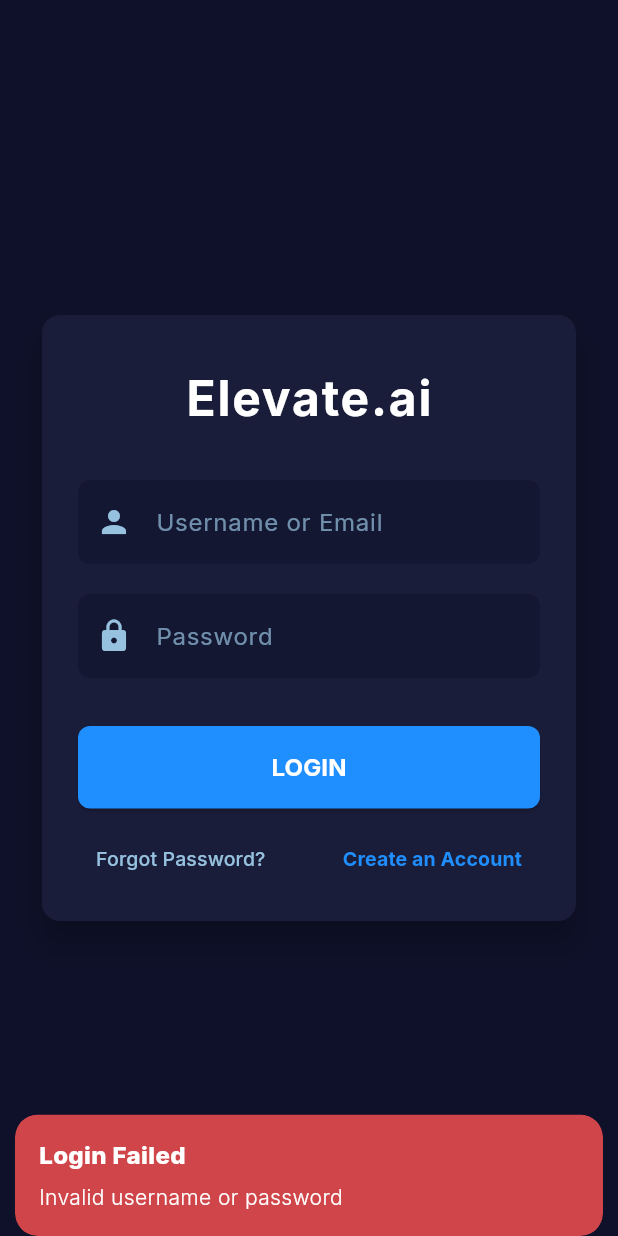
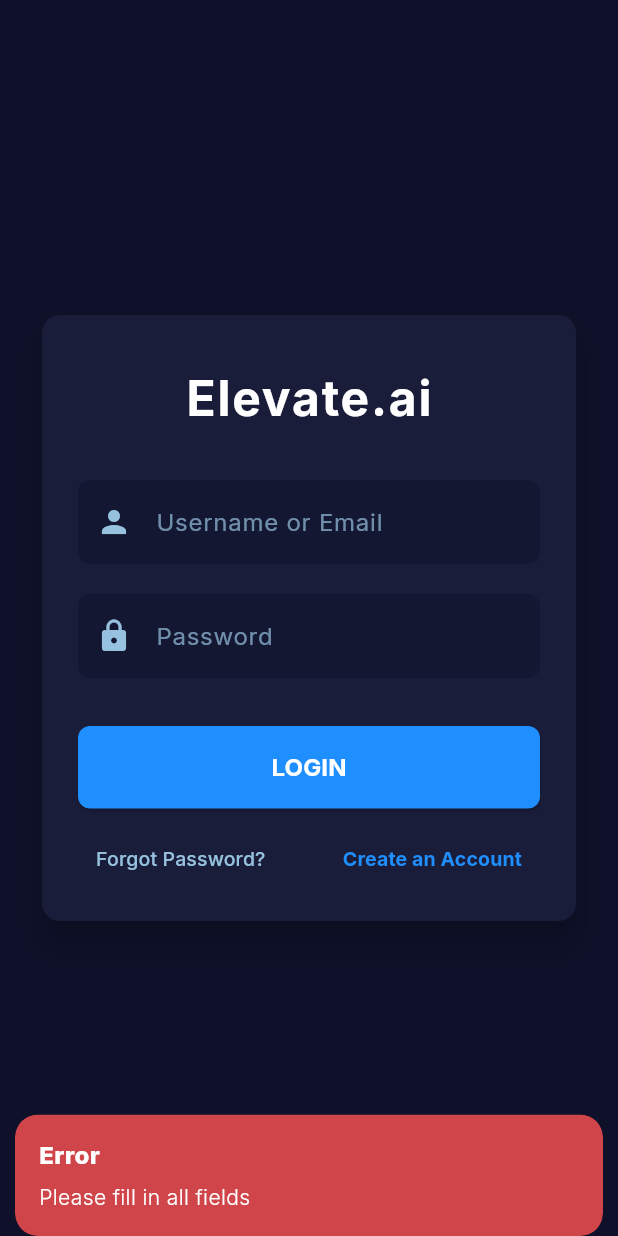
Before and after one commit to mecklin69/aws_mqtt_multi, a Flutter app: the screen it shows after launch, after a tap on "LOGIN", on a phone screen of 412 x 824 dp. Run offline on Flutter 3.47's test engine with Material 3 defaults, Android fonts, the phone set to English and light mode, and no system bars; our stand-ins replace get, get_storage, google_fonts; missing offline and left inert: mqtt_client.

Commit message:
fixed background connection issue

```diff
--- a/lib/screens/login_screen.dart
+++ b/lib/screens/login_screen.dart
@@ -2,6 +2,7 @@
 import 'package:get/get.dart';
 import 'dashboard_screen.dart';
 import '../services/storage_service.dart';
+import '../services/aws_iot_services.dart'; // ✅ Import your AWS IoT service
 
 class LoginPage extends StatefulWidget {
   const LoginPage({super.key});
@@ -20,26 +21,79 @@
   static const Color accentColor = Color(0xFF96C2DF);
   static const Color textColor = Colors.white;
 
-  void _handleLogin() async {
+  bool _isLoading = false;
+
+  // ✅ Helper to show snackbar
+  void _showSnack(String title, String message, {bool success = false}) {
+    Get.snackbar(
+      title,
+      message,
+      snackPosition: SnackPosition.BOTTOM,
+      backgroundColor: success
+          ? Colors.greenAccent.withOpacity(0.8)
+          : Colors.redAccent.withOpacity(0.8),
+      colorText: Colors.white,
+    );
+  }
+
+  // -------------------------------------------------------------
+  // 🚀 Handle Login
+  // -------------------------------------------------------------
+  Future<void> _handleLogin() async {
     final username = _usernameController.text.trim();
     final password = _passwordController.text.trim();
 
+    if (username.isEmpty || password.isEmpty) {
+      _showSnack("Error", "Please fill in all fields");
+      return;
+    }
+
     if (username == "admin" && password == "1234") {
+      setState(() => _isLoading = true);
+
+      // ✅ Clear any old AWS IoT service instances (in case of re-login)
+      if (Get.isRegistered<AwsIotService>()) {
+         Get.find<AwsIotService>().disposeService();
+      }
+
       // ✅ Save login state
       await StorageService.saveLogin(username);
 
+      // ✅ Recreate and connect to AWS IoT
+      final awsService = Get.put(
+        AwsIotService(
+          onMessage: (topic, data) => print('📩 $topic → $data'),
+          onConnectionStatus: (status) => print('🔌 $status'),
+        ),
+        permanent: true, // stays alive until logout
+      );
+
+      // Add a short delay for socket cleanup before connecting
+      await Future.delayed(const Duration(seconds: 1));
+      await awsService.connect();
+
+      setState(() => _isLoading = false);
+
+      // ✅ Navigate to Dashboard
       Get.offAll(() => const DashboardScreen());
     } else {
-      Get.snackbar(
-        "Login Failed",
-        "Invalid username or password",
-        snackPosition: SnackPosition.BOTTOM,
-        backgroundColor: Colors.redAccent.withOpacity(0.8),
-        colorText: Colors.white,
-      );
+      _showSnack("Login Failed", "Invalid username or password");
     }
   }
 
+  // -------------------------------------------------------------
+  // 🧹 Clean up controllers
+  // -------------------------------------------------------------
+  @override
+  void dispose() {
+    _usernameController.dispose();
+    _passwordController.dispose();
+    super.dispose();
+  }
+
+  // -------------------------------------------------------------
+  // 🖼️ UI
+  // -------------------------------------------------------------
   @override
   Widget build(BuildContext context) {
     return Scaffold(
@@ -56,8 +110,7 @@
                 borderRadius: BorderRadius.circular(12.0),
               ),
               child: Padding(
-                padding:
-                const EdgeInsets.symmetric(horizontal: 24.0, vertical: 32.0),
+                padding: const EdgeInsets.symmetric(horizontal: 24.0, vertical: 32.0),
                 child: Column(
                   mainAxisSize: MainAxisSize.min,
                   children: [
@@ -72,15 +125,14 @@
                     ),
                     const SizedBox(height: 32.0),
 
+                    // Username
                     TextField(
                       controller: _usernameController,
                       style: const TextStyle(color: textColor),
                       decoration: InputDecoration(
                         labelText: 'Username or Email',
-                        labelStyle:
-                        TextStyle(color: accentColor.withOpacity(0.7)),
-                        prefixIcon:
-                        const Icon(Icons.person, color: accentColor),
+                        labelStyle: TextStyle(color: accentColor.withOpacity(0.7)),
+                        prefixIcon: const Icon(Icons.person, color: accentColor),
                         filled: true,
                         fillColor: backgroundColor.withOpacity(0.5),
                         border: OutlineInputBorder(
@@ -91,16 +143,15 @@
                     ),
                     const SizedBox(height: 20.0),
 
+                    // Password
                     TextField(
                       controller: _passwordController,
                       obscureText: true,
                       style: const TextStyle(color: textColor),
                       decoration: InputDecoration(
                         labelText: 'Password',
-                        labelStyle:
-                        TextStyle(color: accentColor.withOpacity(0.7)),
-                        prefixIcon:
-                        const Icon(Icons.lock, color: accentColor),
+                        labelStyle: TextStyle(color: accentColor.withOpacity(0.7)),
+                        prefixIcon: const Icon(Icons.lock, color: accentColor),
                         filled: true,
                         fillColor: backgroundColor.withOpacity(0.5),
                         border: OutlineInputBorder(
@@ -111,6 +162,7 @@
                     ),
                     const SizedBox(height: 32.0),
 
+                    // Login Button
                     SizedBox(
                       width: double.infinity,
                       child: ElevatedButton(
@@ -121,8 +173,17 @@
                             borderRadius: BorderRadius.circular(8.0),
                           ),
                         ),
-                        onPressed: _handleLogin,
-                        child: const Text(
+                        onPressed: _isLoading ? null : _handleLogin,
+                        child: _isLoading
+                            ? const SizedBox(
+                          height: 22,
+                          width: 22,
+                          child: CircularProgressIndicator(
+                            color: Colors.white,
+                            strokeWidth: 2.5,
+                          ),
+                        )
+                            : const Text(
                           'LOGIN',
                           style: TextStyle(
                             fontSize: 16,
@@ -134,6 +195,7 @@
                     ),
                     const SizedBox(height: 24.0),
 
+                    // Forgot Password / Create Account
                     LayoutBuilder(
                       builder: (context, constraints) {
                         return Padding(
@@ -141,7 +203,6 @@
                           child: Row(
                             mainAxisAlignment: MainAxisAlignment.spaceBetween,
                             children: [
-                              // Forgot Password button (left-aligned)
                               TextButton(
                                 onPressed: () {},
                                 style: TextButton.styleFrom(
@@ -154,13 +215,9 @@
                                   style: TextStyle(color: accentColor, fontSize: 13),
                                 ),
                               ),
-
-                              // Spacer to avoid cramping
                               const SizedBox(width: 8),
-
-                              // Create Account button (right-aligned)
                               FittedBox(
-                                fit: BoxFit.scaleDown, // auto-shrink if needed
+                                fit: BoxFit.scaleDown,
                                 child: TextButton(
                                   onPressed: () {},
                                   style: TextButton.styleFrom(
```
Also changed, not shown: lib/services/aws_iot_services.dart (+82 -25 lines), lib/services/sigv4_signer.dart (deleted, +0 -59 lines), lib/widgets/side_menu/side_menu.dart (+11 -1 lines).
